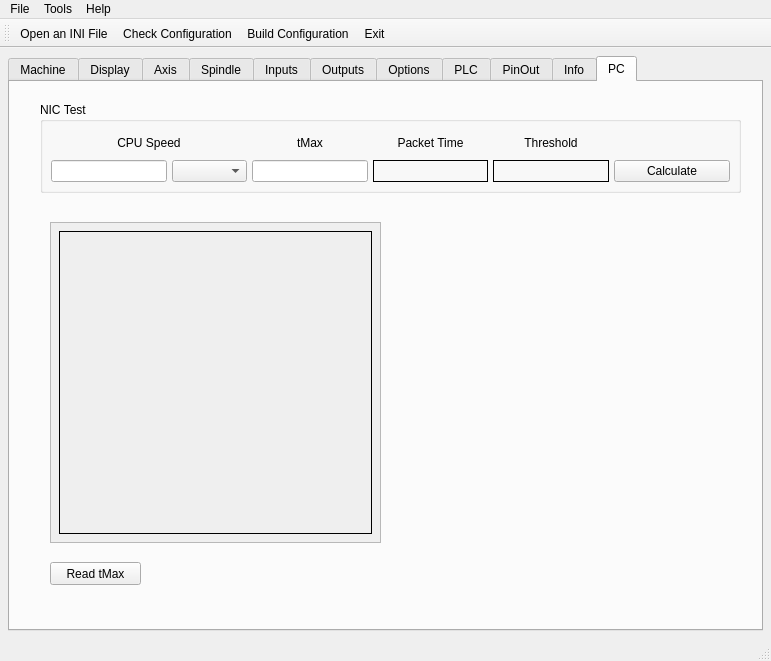
snelweg/7i96, file 7i96.ui: the form before one commit.
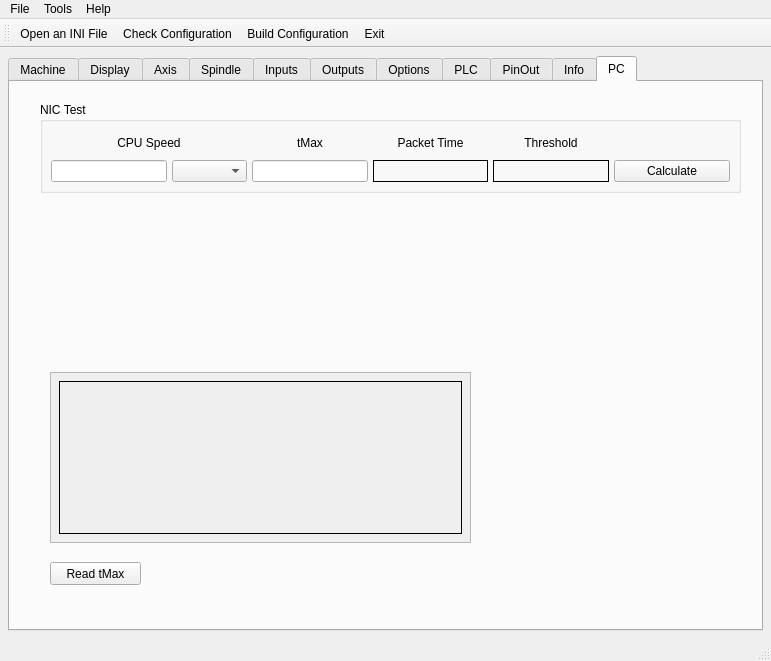
The form after the commit. The open tabs and pages were chosen to show the change.

Commit message: minor mind blowing stuff

Diff of the .ui file:
```diff
--- a/7i96.ui
+++ b/7i96.ui
@@ -6383,9 +6383,9 @@
         <property name="geometry">
          <rect>
           <x>40</x>
-          <y>140</y>
-          <width>331</width>
-          <height>321</height>
+          <y>290</y>
+          <width>421</width>
+          <height>171</height>
          </rect>
         </property>
         <property name="widgetResizable">
@@ -6396,13 +6396,23 @@
           <rect>
            <x>0</x>
            <y>0</y>
-           <width>329</width>
-           <height>319</height>
+           <width>419</width>
+           <height>169</height>
           </rect>
          </property>
          <layout class="QGridLayout" name="gridLayout_40">
           <item row="0" column="0">
            <widget class="QLabel" name="tMaxLB">
+            <property name="font">
+             <font>
+              <family>Courier</family>
+              <weight>50</weight>
+              <bold>false</bold>
+             </font>
+            </property>
+            <property name="focusPolicy">
+             <enum>Qt::ClickFocus</enum>
+            </property>
             <property name="frameShape">
              <enum>QFrame::Box</enum>
             </property>
```
Left out of the diff: 3 changed lines with no effect on the pictures. The commit also changes 1 other file.
